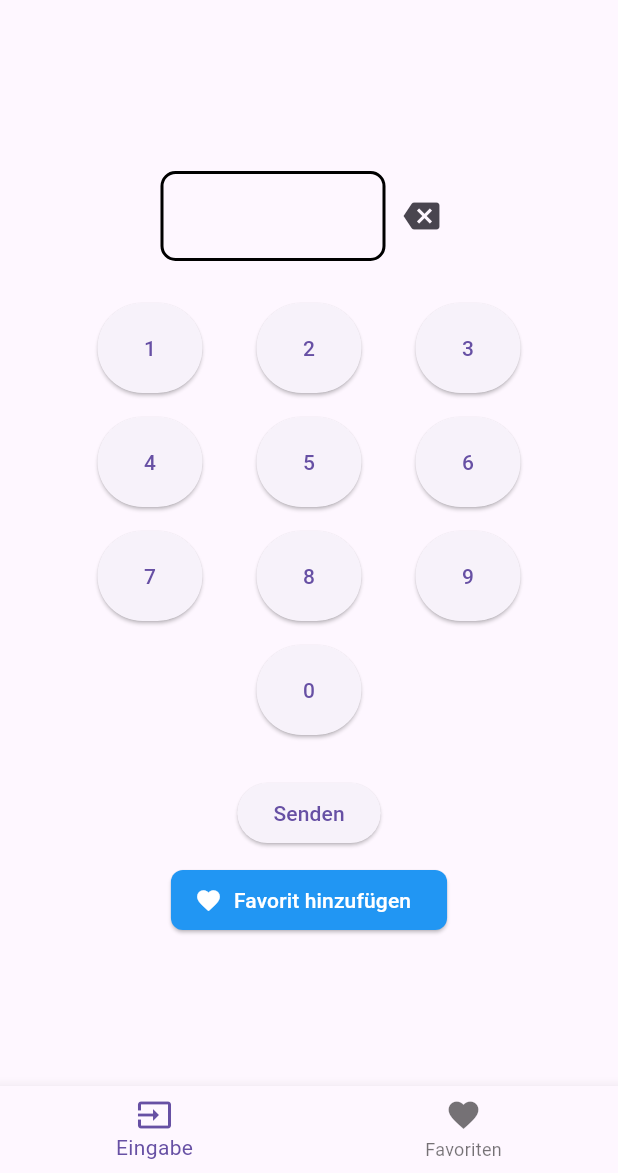
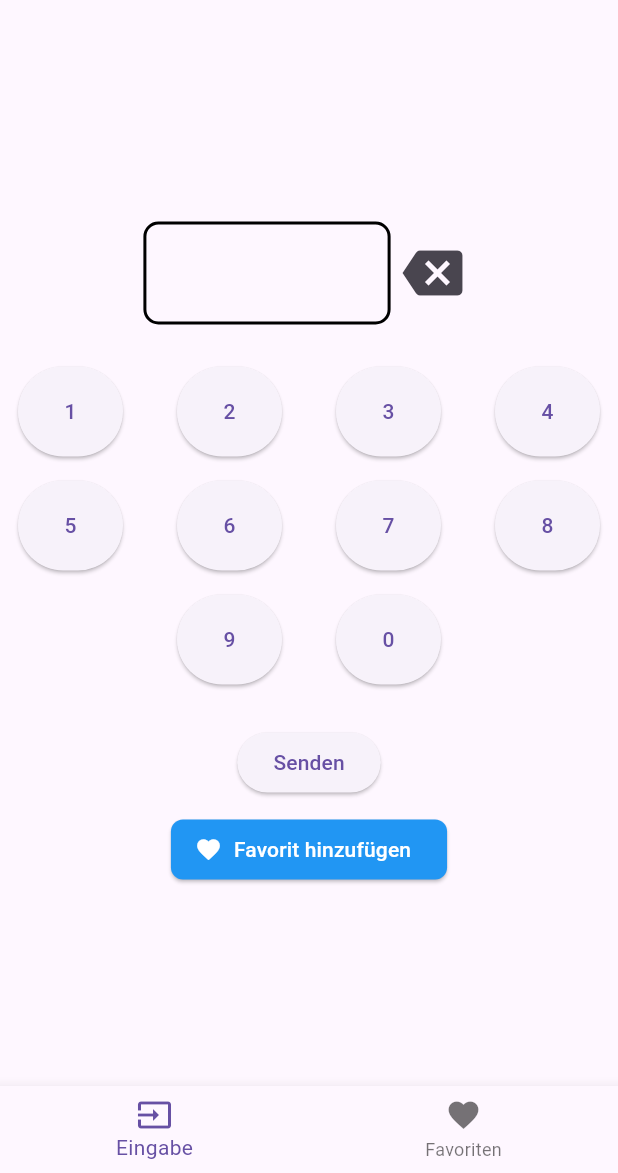
Before and after one commit to matatoMatata94/flash_meter, a Flutter app: the screen it shows after launch, on a phone screen of 412 x 824 dp, the part 63-1236 px from its top. Run offline on Flutter 3.47's test engine with Material 3 defaults, Android fonts, the phone set to English and light mode, and no system bars; our stand-ins replace shared_preferences; missing offline and left inert: torch_light.

Commit message:
Made some minimal ui improvements
Working mainly on a little bug with the the not showing up of the AlertDialog

```diff
--- a/lib/view/input_page.dart
+++ b/lib/view/input_page.dart
@@ -29,6 +29,7 @@ class _InputPageState extends State<InputPage> {
 
   @override
   Widget build(BuildContext context) {
+    Size size = MediaQuery.of(context).size;
     return SafeArea(
       child: Center(
         child: SingleChildScrollView(
@@ -39,8 +40,8 @@ class _InputPageState extends State<InputPage> {
                 mainAxisAlignment: MainAxisAlignment.center,
                 children: [
                   Container(
-                    width: 150,
-                    height: 60,
+                    width: size.width / 2.5,
+                    height: size.height / 12,
                     padding: const EdgeInsets.all(10),
                     decoration: BoxDecoration(
                       border: Border.all(width: 2, color: Colors.black),
@@ -55,13 +56,14 @@ class _InputPageState extends State<InputPage> {
                   ),
                   IconButton(
                     icon: const Icon(Icons.backspace),
+                    iconSize: 40,
                     onPressed: () => widget.controller.deleteLastInput(),
                   ),
                 ],
               ),
               const SizedBox(height: 20),
               SizedBox(
-                width: 300,
+                width: size.width,
                 child: Wrap(
                   alignment: WrapAlignment.center,
                   spacing: 20,
```
